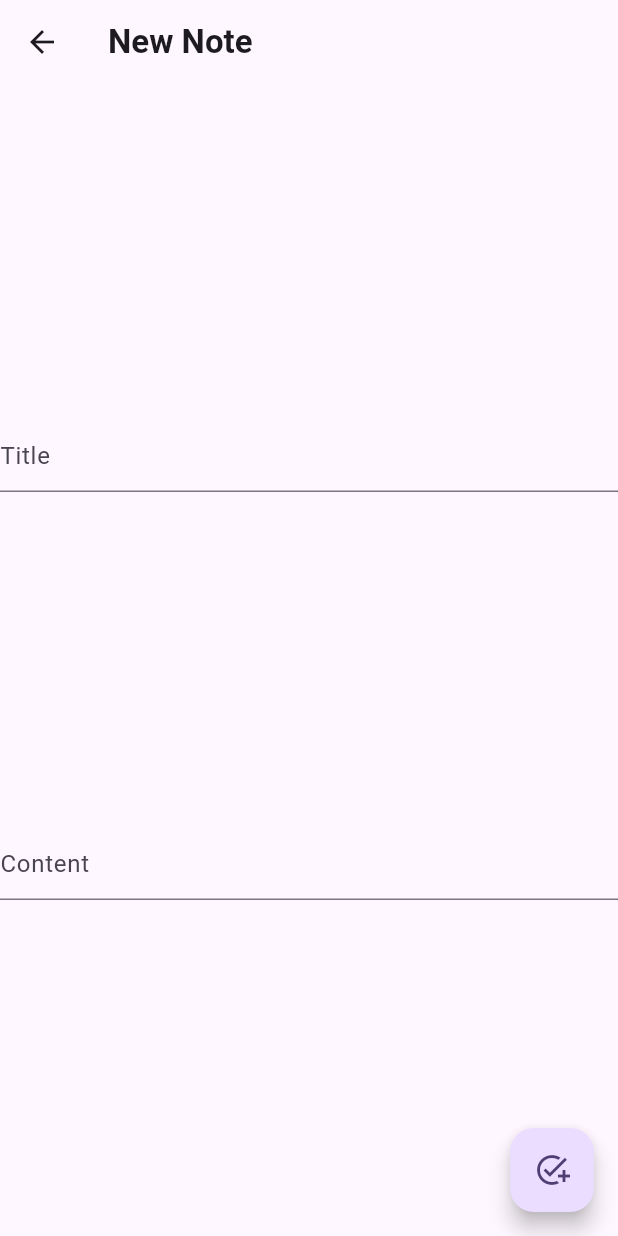
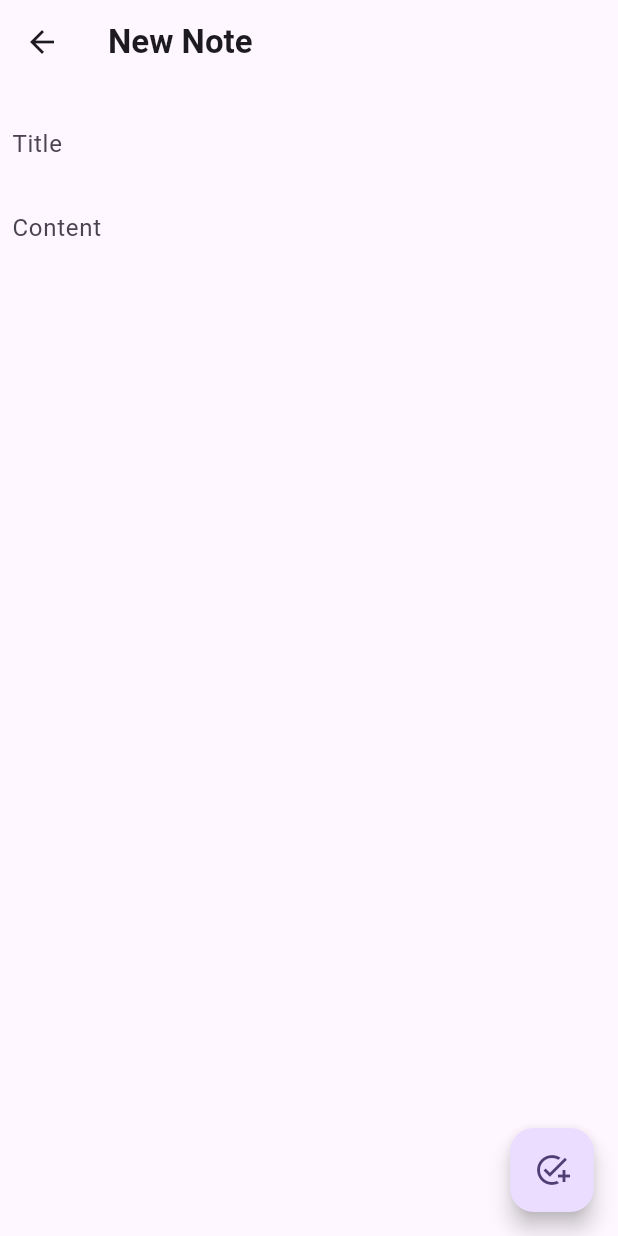
Before and after one commit to 137Cenk137/ToDoListWithFlutter, a Flutter app: the RegisterPage screen opened directly, on a phone screen of 412 x 824 dp. Run offline on Flutter 3.47's test engine with Material 3 defaults, Android fonts, the phone set to English and light mode, and no system bars; our stand-ins replace flutter_bloc, sqflite; accounts and stored records are empty.

```diff
--- a/lib/ui/views/register_page.dart
+++ b/lib/ui/views/register_page.dart
@@ -21,13 +21,21 @@ class _RegisterPageState extends State<RegisterPage> {
 
       ),
       body: Center(
-        child: Column(
-          mainAxisAlignment: MainAxisAlignment.spaceEvenly,
-          children: [
-            TextField(controller: tfTitle,decoration: InputDecoration(hintText: "Title"),),
-            TextField(controller: tfContent,decoration: InputDecoration(hintText: "Content"),),
+        child: Padding(
+          padding: const EdgeInsets.all(8.0),
+          child: Column(
+            mainAxisAlignment: MainAxisAlignment.start,
+            children: [
+              Padding(
+                padding: const EdgeInsets.only(top: 8.0,bottom: 8.0),
+                child: TextField(controller: tfTitle,decoration: const InputDecoration(hintText: "Title",border: InputBorder.none),),
+              ),
+              TextField(
+                controller: tfContent,decoration:const  InputDecoration(hintText: "Content",border: InputBorder.none),
+              maxLines: null,),
 
-          ],
+            ],
+          ),
         ),
       ),
       floatingActionButton: FloatingActionButton(onPressed: (){
```
Also changed, not shown: lib/data/repo/notes_repo.dart (+10 -0 lines), lib/ui/cubit/main_page_cubit.dart (+7 -0 lines), lib/ui/views/detail_page.dart (+22 -9 lines), lib/ui/views/main_page.dart (+36 -8 lines).
